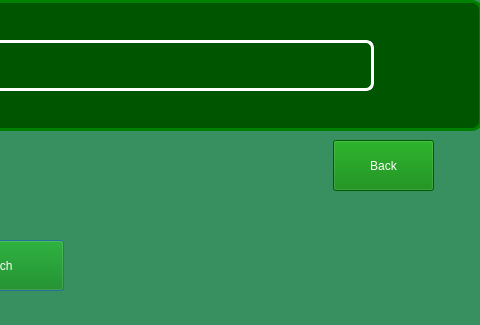
Above: species.ui from Rabsoninnora/RoseGardenPlantCareSystem before the change; both pictures show x 807 to 1287 and y 0 to 325 of the 1287 by 851 pixel window. Below: the same form after it.
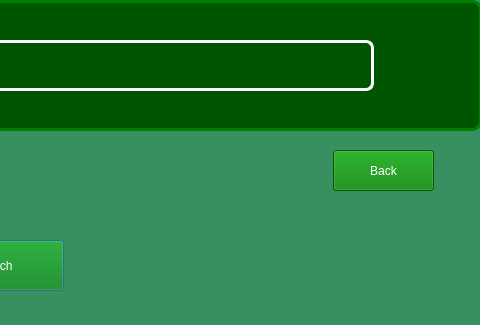
That is the form after the change. Icons and pictures are not drawn.

```diff
--- a/species.ui
+++ b/species.ui
@@ -238,9 +238,9 @@
    <property name="geometry">
     <rect>
      <x>1140</x>
-     <y>140</y>
+     <y>150</y>
      <width>101</width>
-     <height>51</height>
+     <height>41</height>
     </rect>
    </property>
    <property name="styleSheet">
```
